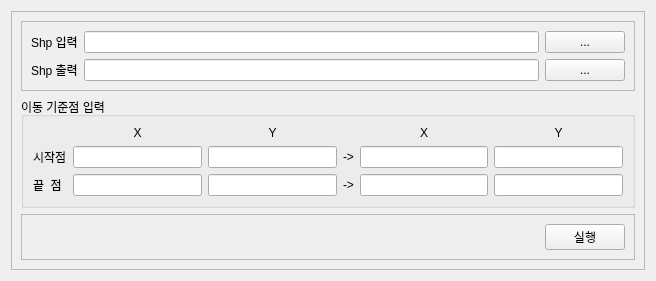
fighting58/SHP_Transformer, file main.ui: the form before one commit.
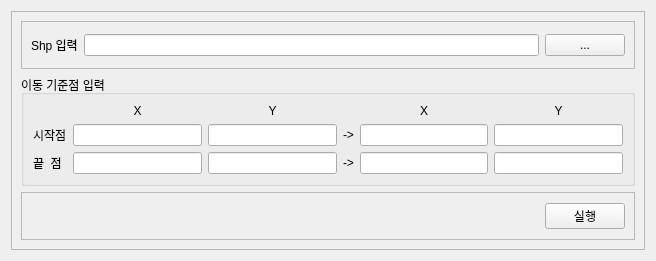
The form after the commit.

Patch:
```diff
--- a/main.ui
+++ b/main.ui
@@ -32,6 +32,13 @@
          <enum>QFrame::Raised</enum>
         </property>
         <layout class="QGridLayout" name="gridLayout_2">
+         <item row="0" column="2">
+          <widget class="QPushButton" name="input_button1">
+           <property name="text">
+            <string>...</string>
+           </property>
+          </widget>
+         </item>
          <item row="0" column="0">
           <widget class="QLabel" name="input_label">
            <property name="text">
@@ -40,31 +47,7 @@
           </widget>
          </item>
          <item row="0" column="1">
-          <widget class="QLineEdit" name="input_Path"/>
-         </item>
-         <item row="0" column="2">
-          <widget class="QPushButton" name="input_button">
-           <property name="text">
-            <string>...</string>
-           </property>
-          </widget>
-         </item>
-         <item row="1" column="0">
-          <widget class="QLabel" name="input_label2">
-           <property name="text">
-            <string>Shp 출력</string>
-           </property>
-          </widget>
-         </item>
-         <item row="1" column="1">
-          <widget class="QLineEdit" name="input_Path2"/>
-         </item>
-         <item row="1" column="2">
-          <widget class="QPushButton" name="input_button2">
-           <property name="text">
-            <string>...</string>
-           </property>
-          </widget>
+          <widget class="QLineEdit" name="input_path1"/>
          </item>
         </layout>
        </widget>
```
